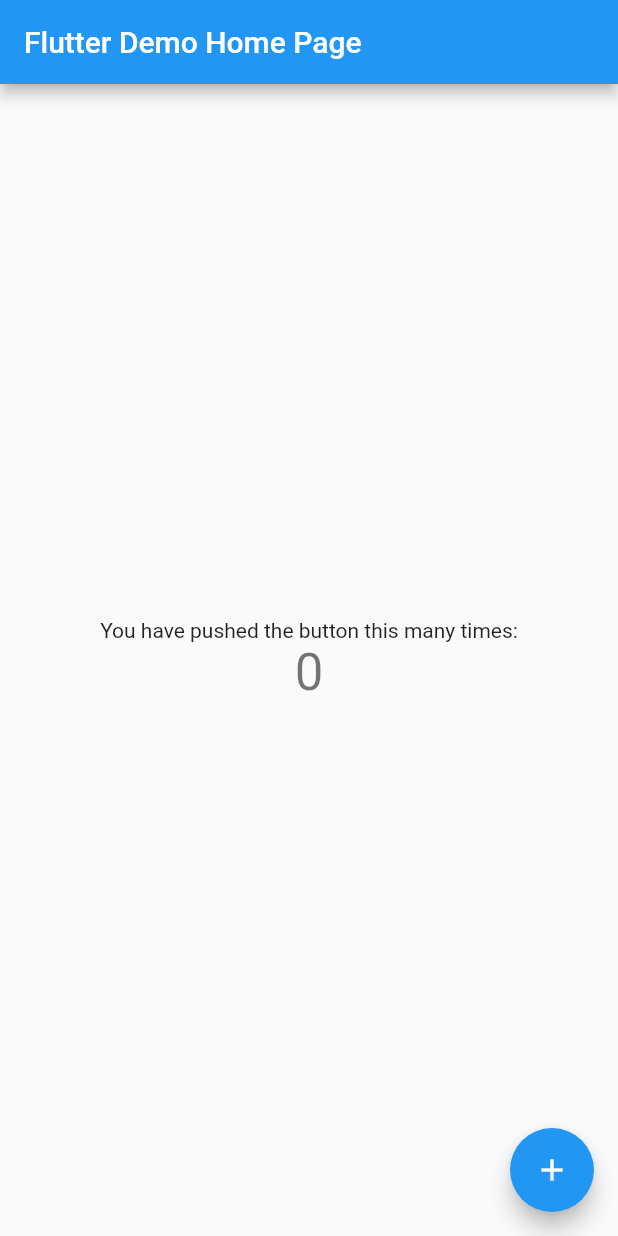
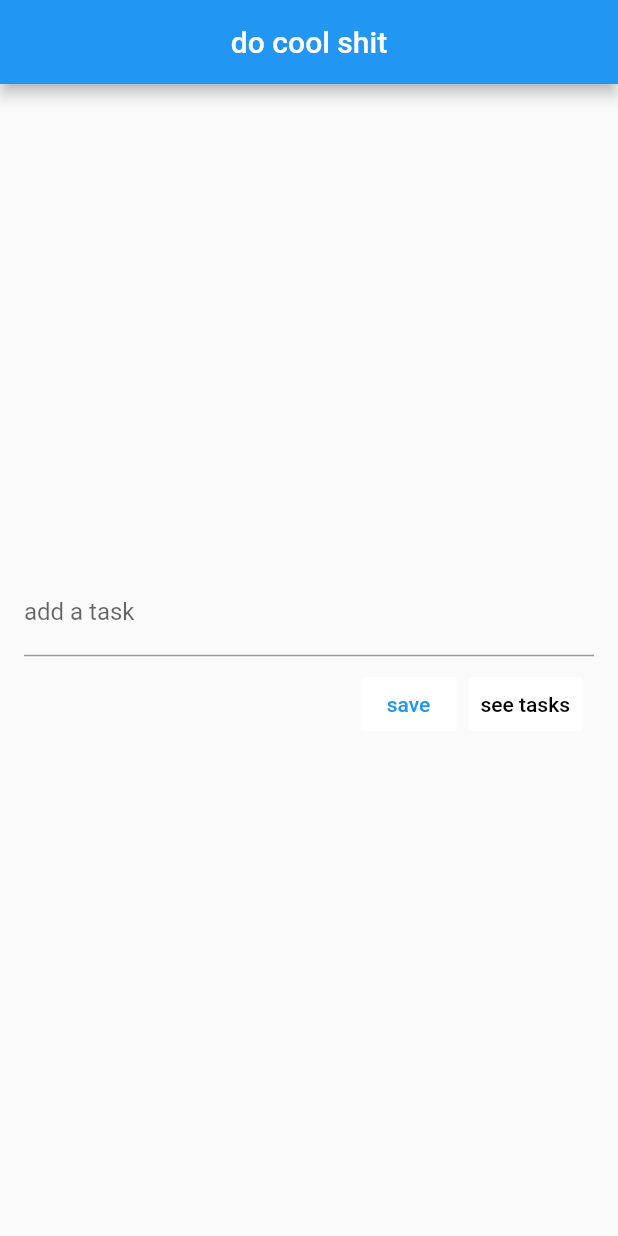
Before and after one commit to yvonmanzi/toDo_withBLoC, a Flutter app: the screen it shows after launch, on a phone screen of 412 x 824 dp. Run offline on Flutter 3.47's test engine with Material 2 defaults, Android fonts, the phone set to English and light mode, and no system bars; our stand-ins replace cloud_firestore, equatable, flutter_bloc; accounts and stored records are empty.

Commit message:
well well. refactoring is hard. just don't write bad code even if it is trivial.

```diff
--- /dev/null
+++ b/lib/app.dart
@@ -0,0 +1,48 @@
+import 'package:flutter/material.dart';
+import 'package:flutter_bloc/flutter_bloc.dart';
+import 'package:fluttertodoapp/src/bloc/bloc.dart';
+import 'package:fluttertodoapp/src/build_body.dart';
+import 'package:fluttertodoapp/src/repository/todo_repository.dart';
+
+class App extends StatefulWidget {
+  final TodoRepository _repository;
+
+  App({@required TodoRepository repository})
+      : assert(repository != null),
+        _repository = repository;
+
+  @override
+  _AppState createState() => _AppState();
+}
+
+class _AppState extends State<App> {
+  final TextEditingController taskController = TextEditingController();
+  TodoRepository _repository;
+
+  @override
+  void initState() {
+    _repository = widget._repository;
+    super.initState();
+  }
+
+  @override
+  Widget build(BuildContext context) {
+    return MaterialApp(
+      home: Scaffold(
+        appBar: AppBar(
+          title:
+              Align(alignment: Alignment.center, child: Text('do cool shit')),
+        ),
+        body: BlocProvider<TodoBloc>(
+            create: (BuildContext context) => TodoBloc(repository: _repository),
+            child: BuildBody()),
+      ),
+    );
+  }
+
+  @override
+  void dispose() {
+    taskController.dispose();
+    super.dispose();
+  }
+}
--- a/lib/main.dart
+++ b/lib/main.dart
@@ -1,117 +1,15 @@
+import 'package:cloud_firestore/cloud_firestore.dart';
 import 'package:flutter/material.dart';
+import 'package:fluttertodoapp/src/repository/firebase_instance_provider.dart';
+import 'package:fluttertodoapp/src/repository/todo_repository.dart';
+
+import 'app.dart';
 
 void main() {
-  runApp(MyApp());
+  WidgetsFlutterBinding.ensureInitialized();
+  runApp(App(
+    repository: TodoRepository(
+        firebaseInstanceProvider:
+            FirebaseInstanceProvider(firestoreInstance: Firestore.instance)),
+  ));
 }
-
-class MyApp extends StatelessWidget {
-  // This widget is the root of your application.
-  @override
-  Widget build(BuildContext context) {
-    return MaterialApp(
-      title: 'Flutter Demo',
-      theme: ThemeData(
-        // This is the theme of your application.
-        //
-        // Try running your application with "flutter run". You'll see the
-        // application has a blue toolbar. Then, without quitting the app, try
-        // changing the primarySwatch below to Colors.green and then invoke
-        // "hot reload" (press "r" in the console where you ran "flutter run",
-        // or simply save your changes to "hot reload" in a Flutter IDE).
-        // Notice that the counter didn't reset back to zero; the application
-        // is not restarted.
-        primarySwatch: Colors.blue,
-        // This makes the visual density adapt to the platform that you run
-        // the app on. For desktop platforms, the controls will be smaller and
-        // closer together (more dense) than on mobile platforms.
-        visualDensity: VisualDensity.adaptivePlatformDensity,
-      ),
-      home: MyHomePage(title: 'Flutter Demo Home Page'),
-    );
-  }
-}
-
-class MyHomePage extends StatefulWidget {
-  MyHomePage({Key key, this.title}) : super(key: key);
-
-  // This widget is the home page of your application. It is stateful, meaning
-  // that it has a State object (defined below) that contains fields that affect
-  // how it looks.
-
-  // This class is the configuration for the state. It holds the values (in this
-  // case the title) provided by the parent (in this case the App widget) and
-  // used by the build method of the State. Fields in a Widget subclass are
-  // always marked "final".
-
-  final String title;
-
-  @override
-  _MyHomePageState createState() => _MyHomePageState();
-}
-
-class _MyHomePageState extends State<MyHomePage> {
-  int _counter = 0;
-
-  void _incrementCounter() {
-    setState(() {
-      // This call to setState tells the Flutter framework that something has
-      // changed in this State, which causes it to rerun the build method below
-      // so that the display can reflect the updated values. If we changed
-      // _counter without calling setState(), then the build method would not be
-      // called again, and so nothing would appear to happen.
-      _counter++;
-    });
-  }
-
-  @override
-  Widget build(BuildContext context) {
-    // This method is rerun every time setState is called, for instance as done
-    // by the _incrementCounter method above.
-    //
-    // The Flutter framework has been optimized to make rerunning build methods
-    // fast, so that you can just rebuild anything that needs updating rather
-    // than having to individually change instances of widgets.
-    return Scaffold(
-      appBar: AppBar(
-        // Here we take the value from the MyHomePage object that was created by
-        // the App.build method, and use it to set our appbar title.
-        title: Text(widget.title),
-      ),
-      body: Center(
-        // Center is a layout widget. It takes a single child and positions it
-        // in the middle of the parent.
-        child: Column(
-          // Column is also a layout widget. It takes a list of children and
-          // arranges them vertically. By default, it sizes itself to fit its
-          // children horizontally, and tries to be as tall as its parent.
-          //
-          // Invoke "debug painting" (press "p" in the console, choose the
-          // "Toggle Debug Paint" action from the Flutter Inspector in Android
-          // Studio, or the "Toggle Debug Paint" command in Visual Studio Code)
-          // to see the wireframe for each widget.
-          //
-          // Column has various properties to control how it sizes itself and
-          // how it positions its children. Here we use mainAxisAlignment to
-          // center the children vertically; the main axis here is the vertical
-          // axis because Columns are vertical (the cross axis would be
-          // horizontal).
-          mainAxisAlignment: MainAxisAlignment.center,
-          children: <Widget>[
-            Text(
-              'You have pushed the button this many times:',
-            ),
-            Text(
-              '$_counter',
-              style: Theme.of(context).textTheme.headline4,
-            ),
-          ],
-        ),
-      ),
-      floatingActionButton: FloatingActionButton(
-        onPressed: _incrementCounter,
-        tooltip: 'Increment',
-        child: Icon(Icons.add),
-      ), // This trailing comma makes auto-formatting nicer for build methods.
-    );
-  }
-}
--- /dev/null
+++ b/lib/src/bloc/bloc.dart
@@ -0,0 +1,3 @@
+export 'todo_bloc.dart';
+export 'todo_event.dart';
+export 'todo_state.dart';
--- /dev/null
+++ b/lib/src/bloc/todo_event.dart
@@ -0,0 +1,26 @@
+import 'package:equatable/equatable.dart';
+import 'package:meta/meta.dart';
+
+abstract class TodoEvent extends Equatable {
+  const TodoEvent();
+
+  @override
+  List<Object> get props => [];
+}
+
+class AddTaskButtonPressed extends TodoEvent {
+  final String taskName;
+  const AddTaskButtonPressed({@required this.taskName});
+  @override
+  List<Object> get props => [taskName];
+}
+
+class DeleteTaskButtonPressed extends TodoEvent {
+  final String taskName;
+  const DeleteTaskButtonPressed({@required this.taskName});
+
+  @override
+  List<Object> get props => [taskName];
+}
+
+class SeeTasksButtonPressed extends TodoEvent {}
--- /dev/null
+++ b/lib/src/bloc/todo_state.dart
@@ -0,0 +1,16 @@
+import 'package:equatable/equatable.dart';
+
+abstract class TodoState extends Equatable {
+  const TodoState();
+
+  @override
+  List<Object> get props => [];
+}
+
+class TodoInitialState extends TodoState {}
+
+class TodoUserActionLoading extends TodoState {}
+
+class TodoUserActionSuccess extends TodoState {}
+
+class TodoUserActionFailure extends TodoState {}
--- /dev/null
+++ b/lib/src/build_body.dart
@@ -0,0 +1,65 @@
+import 'package:flutter/material.dart';
+import 'package:flutter_bloc/flutter_bloc.dart';
+import 'package:fluttertodoapp/src/bloc/bloc.dart';
+
+class BuildBody extends StatelessWidget {
+  @override
+  Widget build(BuildContext context) {
+    return BlocBuilder<TodoBloc, TodoState>(
+      builder: (context, state) {
+        if (state is TodoInitialState) return _buildTaskForm(context);
+
+        if (state is TodoUserActionLoading) return CircularProgressIndicator();
+        if (state is TodoUserActionFailure) {
+          Scaffold.of(context).showSnackBar(
+            SnackBar(content: Center(child: Text('sorry, it failed'))),
+          );
+        }
+        return BuildTasksList();
+      },
+    );
+  }
+
+  Widget _buildTaskForm(BuildContext context) {
+    final _bloc = BlocProvider.of<TodoBloc>(context);
+    final taskController = TextEditingController();
+    return SafeArea(
+      child: Center(
+        child: Padding(
+          padding: EdgeInsets.symmetric(horizontal: 16),
+          child: Column(
+            mainAxisSize: MainAxisSize.min,
+            mainAxisAlignment: MainAxisAlignment.center,
+            children: <Widget>[
+              TextFormField(
+                controller: taskController,
+                decoration: InputDecoration(labelText: 'add a task'),
+              ),
+              ButtonBar(
+                children: <Widget>[
+                  RaisedButton(
+                    elevation: 0.0,
+                    color: Colors.white,
+                    child: Text(
+                      'save',
+                      style: TextStyle(
+                        color: Colors.blue,
+                      ),
+                    ),
+                    onPressed: () => _bloc.add(AddTaskButtonPressed(
+                        taskName: taskController.text.toString())),
+                  ),
+                  FlatButton(
+                    color: Colors.white,
+                    child: Text('see tasks'),
+                    onPressed: () => _bloc.add(SeeTasksButtonPressed()),
+                  )
+                ],
+              )
+            ],
+          ),
+        ),
+      ),
+    );
+  }
+}
--- /dev/null
+++ b/lib/src/models/models.dart
@@ -0,0 +1,15 @@
+import 'package:meta/meta.dart';
+
+class Task {
+  final String _task;
+
+  Task({@required String task})
+      : assert(task != null),
+        _task = task;
+
+  String get task => _task;
+
+  static Task fromMap(Map<dynamic, dynamic> documentData) {
+    return Task(task: documentData['task']);
+  }
+}
--- /dev/null
+++ b/lib/src/repository/repository.dart
@@ -0,0 +1,2 @@
+export 'firebase_instance_provider.dart';
+export 'todo_repository.dart';
--- a/lib/src/repository/firebase_repository.dart
+++ b/lib/src/repository/todo_repository.dart
@@ -1,11 +1,12 @@
 import 'package:fluttertodoapp/src/repository/firebase_instance_provider.dart';
 import 'package:meta/meta.dart';
 
-class FirebaseRepository {
+import '../models/models.dart';
+
+class TodoRepository {
   final FirebaseInstanceProvider _firebaseInstanceProvider;
 
-  FirebaseRepository(
-      {@required FirebaseInstanceProvider firebaseInstanceProvider})
+  TodoRepository({@required FirebaseInstanceProvider firebaseInstanceProvider})
       : assert(firebaseInstanceProvider != null),
         _firebaseInstanceProvider = firebaseInstanceProvider;
 
@@ -16,4 +17,8 @@ class FirebaseRepository {
   Future<List<Task>> getTasks() async {
     return await _firebaseInstanceProvider.getAllTasks();
   }
+
+  Future<void> deleteTask({@required String taskName}) async {
+    return await _firebaseInstanceProvider.deleteTask(taskName: taskName);
+  }
 }
```
Also changed, not shown: lib/buld_task_list.dart (added, +13 -0 lines), lib/src/bloc/todo_bloc.dart (added, +45 -0 lines), lib/src/repository/firebase_instance_provider.dart (+4 -16 lines), 1 other file.
